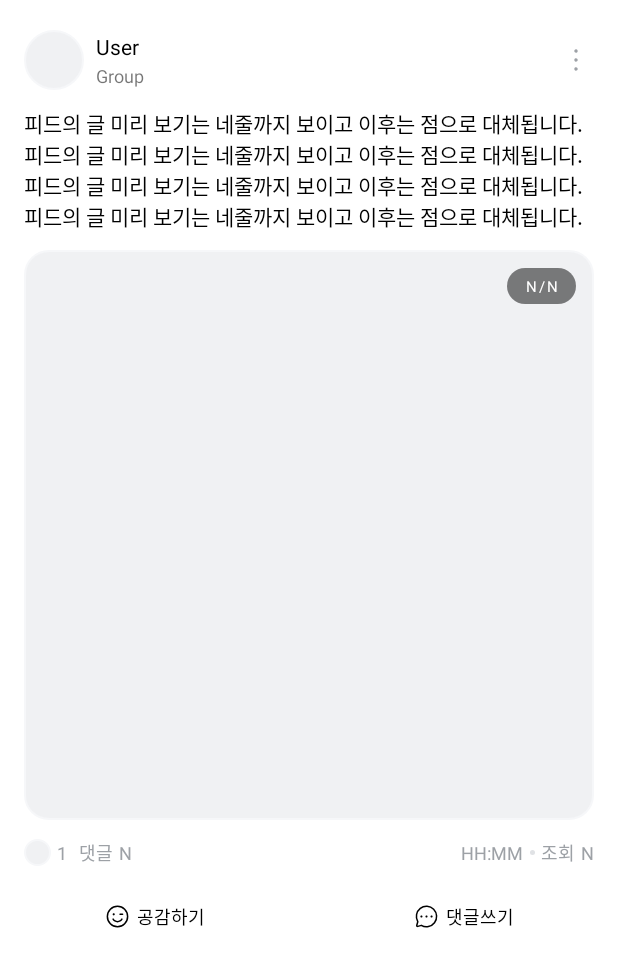
After one commit to dnd-side-project/dnd-8th-4-android, an Android app: the layout item_post.xml on its own in the app's theme, with its tools: preview values and no code run, on a phone screen of 412 x 824 dp. The commit adds this screen. Shown: the top 967 px of the screen. Run offline under Robolectric (Android 15) with nearby library versions, the phone set to English and light mode, and no system bars.

Commit message:
#16 [layout] 피드 아이템 레이아웃 생성

```diff
--- /dev/null
+++ b/app/src/main/res/drawable/ic_comment_write.xml
@@ -0,0 +1,22 @@
+<vector xmlns:android="http://schemas.android.com/apk/res/android"
+    android:width="18dp"
+    android:height="19dp"
+    android:viewportWidth="18"
+    android:viewportHeight="19">
+  <path
+      android:strokeWidth="1"
+      android:pathData="M3.192,12.945C2.355,11.532 2.062,9.862 2.369,8.248C2.675,6.635 3.56,5.189 4.858,4.181C6.155,3.174 7.775,2.675 9.415,2.777C11.054,2.88 12.599,3.578 13.761,4.739C14.922,5.901 15.62,7.446 15.723,9.085C15.825,10.725 15.326,12.345 14.319,13.642C13.312,14.94 11.865,15.825 10.252,16.132C8.638,16.438 6.968,16.145 5.555,15.308V15.308L3.22,15.969C3.125,15.997 3.023,15.998 2.927,15.974C2.83,15.949 2.742,15.899 2.672,15.828C2.601,15.758 2.551,15.67 2.526,15.573C2.502,15.477 2.503,15.375 2.531,15.28L3.192,12.945Z"
+      android:strokeLineJoin="round"
+      android:fillColor="#00000000"
+      android:strokeColor="#000000"
+      android:strokeLineCap="round"/>
+  <path
+      android:pathData="M9,10.203C9.388,10.203 9.703,9.888 9.703,9.5C9.703,9.112 9.388,8.797 9,8.797C8.612,8.797 8.297,9.112 8.297,9.5C8.297,9.888 8.612,10.203 9,10.203Z"
+      android:fillColor="#000000"/>
+  <path
+      android:pathData="M12.375,10.203C12.763,10.203 13.078,9.888 13.078,9.5C13.078,9.112 12.763,8.797 12.375,8.797C11.987,8.797 11.672,9.112 11.672,9.5C11.672,9.888 11.987,10.203 12.375,10.203Z"
+      android:fillColor="#000000"/>
+  <path
+      android:pathData="M5.625,10.203C6.013,10.203 6.328,9.888 6.328,9.5C6.328,9.112 6.013,8.797 5.625,8.797C5.237,8.797 4.922,9.112 4.922,9.5C4.922,9.888 5.237,10.203 5.625,10.203Z"
+      android:fillColor="#000000"/>
+</vector>
--- /dev/null
+++ b/app/src/main/res/drawable/ic_dots_three_vertical.xml
@@ -0,0 +1,9 @@
+<vector xmlns:android="http://schemas.android.com/apk/res/android"
+    android:width="24dp"
+    android:height="24dp"
+    android:viewportWidth="24"
+    android:viewportHeight="24">
+  <path
+      android:pathData="M13.125,12C13.125,12.222 13.059,12.44 12.935,12.625C12.812,12.81 12.636,12.954 12.431,13.039C12.225,13.125 11.999,13.147 11.781,13.103C11.562,13.06 11.362,12.953 11.205,12.795C11.047,12.638 10.94,12.438 10.897,12.219C10.853,12.001 10.875,11.775 10.961,11.569C11.046,11.364 11.19,11.188 11.375,11.065C11.56,10.941 11.778,10.875 12,10.875C12.298,10.875 12.585,10.993 12.795,11.205C13.007,11.415 13.125,11.702 13.125,12ZM12,7.125C12.222,7.125 12.44,7.059 12.625,6.935C12.81,6.812 12.954,6.636 13.039,6.431C13.125,6.225 13.147,5.999 13.103,5.781C13.06,5.562 12.953,5.362 12.795,5.205C12.638,5.047 12.438,4.94 12.219,4.897C12.001,4.853 11.775,4.875 11.569,4.961C11.364,5.046 11.188,5.19 11.065,5.375C10.941,5.56 10.875,5.778 10.875,6C10.875,6.298 10.993,6.585 11.205,6.795C11.415,7.006 11.702,7.125 12,7.125ZM12,16.875C11.778,16.875 11.56,16.941 11.375,17.065C11.19,17.188 11.046,17.364 10.961,17.569C10.875,17.775 10.853,18.001 10.897,18.219C10.94,18.438 11.047,18.638 11.205,18.795C11.362,18.953 11.562,19.06 11.781,19.103C11.999,19.147 12.225,19.125 12.431,19.039C12.636,18.954 12.812,18.81 12.935,18.625C13.059,18.44 13.125,18.222 13.125,18C13.125,17.702 13.007,17.416 12.795,17.205C12.585,16.993 12.298,16.875 12,16.875Z"
+      android:fillColor="#9DA1A6"/>
+</vector>
--- /dev/null
+++ b/app/src/main/res/drawable/ic_emotion.xml
@@ -0,0 +1,30 @@
+<vector xmlns:android="http://schemas.android.com/apk/res/android"
+    android:width="18dp"
+    android:height="19dp"
+    android:viewportWidth="18"
+    android:viewportHeight="19">
+  <path
+      android:strokeWidth="1"
+      android:pathData="M9,16.25C12.728,16.25 15.75,13.228 15.75,9.5C15.75,5.772 12.728,2.75 9,2.75C5.272,2.75 2.25,5.772 2.25,9.5C2.25,13.228 5.272,16.25 9,16.25Z"
+      android:strokeLineJoin="round"
+      android:fillColor="#00000000"
+      android:strokeColor="#000000"
+      android:strokeLineCap="round"/>
+  <path
+      android:pathData="M6.469,8.797C6.857,8.797 7.172,8.482 7.172,8.094C7.172,7.705 6.857,7.391 6.469,7.391C6.08,7.391 5.766,7.705 5.766,8.094C5.766,8.482 6.08,8.797 6.469,8.797Z"
+      android:fillColor="#000000"/>
+  <path
+      android:strokeWidth="1"
+      android:pathData="M10.688,8.094H12.375"
+      android:strokeLineJoin="round"
+      android:fillColor="#00000000"
+      android:strokeColor="#000000"
+      android:strokeLineCap="round"/>
+  <path
+      android:strokeWidth="1"
+      android:pathData="M11.925,11.188C11.628,11.7 11.201,12.125 10.688,12.421C10.175,12.716 9.593,12.872 9,12.872C8.408,12.872 7.826,12.716 7.313,12.421C6.799,12.125 6.373,11.7 6.075,11.188"
+      android:strokeLineJoin="round"
+      android:fillColor="#00000000"
+      android:strokeColor="#000000"
+      android:strokeLineCap="round"/>
+</vector>
--- /dev/null
+++ b/app/src/main/res/drawable/shape_80000000_radius_20.xml
@@ -0,0 +1,5 @@
+<?xml version="1.0" encoding="utf-8"?>
+<shape xmlns:android="http://schemas.android.com/apk/res/android">
+    <solid android:color="@color/color_80000000" />
+    <corners android:radius="20dp" />
+</shape>
--- /dev/null
+++ b/app/src/main/res/drawable/shape_e0e2e5_oval.xml
@@ -0,0 +1,5 @@
+<?xml version="1.0" encoding="utf-8"?>
+<shape xmlns:android="http://schemas.android.com/apk/res/android"
+    android:shape="oval">
+    <solid android:color="@color/color_e0e2e5" />
+</shape>
--- /dev/null
+++ b/app/src/main/res/drawable/shape_f0f1f3_oval_f6f7f9.xml
@@ -0,0 +1,8 @@
+<?xml version="1.0" encoding="utf-8"?>
+<shape xmlns:android="http://schemas.android.com/apk/res/android"
+    android:shape="oval">
+    <solid android:color="@color/color_f0f1f3" />
+    <stroke
+        android:width="1dp"
+        android:color="@color/color_f6f7f9" />
+</shape>
--- /dev/null
+++ b/app/src/main/res/layout/item_post.xml
@@ -0,0 +1,281 @@
+<?xml version="1.0" encoding="utf-8"?>
+<androidx.constraintlayout.widget.ConstraintLayout xmlns:android="http://schemas.android.com/apk/res/android"
+    xmlns:app="http://schemas.android.com/apk/res-auto"
+    xmlns:tools="http://schemas.android.com/tools"
+    android:layout_width="match_parent"
+    android:layout_height="wrap_content">
+
+    <androidx.constraintlayout.widget.ConstraintLayout
+        android:id="@+id/layout_post"
+        android:layout_width="match_parent"
+        android:layout_height="0dp"
+        android:paddingHorizontal="16dp"
+        app:layout_constraintTop_toTopOf="parent">
+
+        <ImageView
+            android:id="@+id/iv_friend_image"
+            android:layout_width="40dp"
+            android:layout_height="40dp"
+            android:layout_marginTop="20dp"
+            android:src="@drawable/shape_f0f1f3_oval_f6f7f9"
+            app:layout_constraintStart_toStartOf="parent"
+            app:layout_constraintTop_toTopOf="parent" />
+
+        <TextView
+            android:id="@+id/tv_friend_name"
+            style="@style/TextView.Title.14.Sb"
+            android:layout_width="wrap_content"
+            android:layout_height="wrap_content"
+            android:layout_marginStart="8dp"
+            android:textColor="@color/black"
+            app:layout_constraintBottom_toTopOf="@id/tv_friend_group"
+            app:layout_constraintStart_toEndOf="@id/iv_friend_image"
+            app:layout_constraintTop_toTopOf="@id/iv_friend_image"
+            tools:text="User" />
+
+        <TextView
+            android:id="@+id/tv_friend_group"
+            style="@style/TextView.Body.12.R"
+            android:layout_width="wrap_content"
+            android:layout_height="wrap_content"
+            app:layout_constraintBottom_toBottomOf="@+id/iv_friend_image"
+            app:layout_constraintStart_toStartOf="@id/tv_friend_name"
+            app:layout_constraintTop_toBottomOf="@+id/tv_friend_name"
+            tools:text="Group" />
+
+        <ImageView
+            android:layout_width="wrap_content"
+            android:layout_height="wrap_content"
+            android:src="@drawable/ic_dots_three_vertical"
+            app:layout_constraintBottom_toBottomOf="@id/iv_friend_image"
+            app:layout_constraintEnd_toEndOf="parent"
+            app:layout_constraintTop_toTopOf="@id/iv_friend_image" />
+
+        <TextView
+            android:id="@+id/tv_friend_post"
+            style="@style/TextView.Body.14.R"
+            android:layout_width="match_parent"
+            android:layout_height="wrap_content"
+            android:layout_marginTop="12dp"
+            android:ellipsize="end"
+            android:maxLines="4"
+            android:textColor="@color/black"
+            app:layout_constraintTop_toBottomOf="@id/iv_friend_image"
+            tools:text="피드의 글 미리 보기는 네줄까지 보이고 이후는 점으로 대체됩니다. 피드의 글 미리 보기는 네줄까지 보이고 이후는 점으로 대체됩니다. 피드의 글 미리 보기는 네줄까지 보이고 이후는 점으로 대체됩니다. 피드의 글 미리 보기는 네줄까지 보이고 이후는 점으로 대체됩니다." />
+
+        <ImageView
+            android:id="@+id/iv_friend_post_image"
+            android:layout_width="match_parent"
+            android:layout_height="wrap_content"
+            android:layout_marginTop="12dp"
+            android:adjustViewBounds="true"
+            android:src="@drawable/shape_f0f1f3_radius_16_f6f7f9"
+            app:layout_constraintTop_toBottomOf="@id/tv_friend_post" />
+
+        <ImageView
+            android:id="@+id/iv_post_image_count"
+            android:layout_width="46dp"
+            android:layout_height="24dp"
+            android:layout_margin="12dp"
+            android:src="@drawable/shape_80000000_radius_20"
+            app:layout_constraintEnd_toEndOf="parent"
+            app:layout_constraintTop_toTopOf="@id/iv_friend_post_image" />
+
+        <TextView
+            android:id="@+id/tv_post_image_count"
+            style="@style/TextView.Caption.10.R"
+            android:layout_width="wrap_content"
+            android:layout_height="wrap_content"
+            android:layout_marginEnd="1dp"
+            android:textColor="@color/white"
+            app:layout_constraintBottom_toBottomOf="@id/iv_post_image_count"
+            app:layout_constraintEnd_toStartOf="@id/tv_post_slash"
+            app:layout_constraintTop_toTopOf="@id/iv_post_image_count"
+            tools:text="N" />
+
+        <TextView
+            android:id="@+id/tv_post_slash"
+            style="@style/TextView.Caption.10.R"
+            android:layout_width="wrap_content"
+            android:layout_height="wrap_content"
+            android:textColor="@color/white"
+            app:layout_constraintEnd_toEndOf="@id/iv_post_image_count"
+            app:layout_constraintStart_toStartOf="@id/iv_post_image_count"
+            app:layout_constraintTop_toTopOf="@id/tv_post_image_count"
+            tools:text="/" />
+
+        <TextView
+            android:id="@+id/tv_post_image_all_count"
+            style="@style/TextView.Caption.10.R"
+            android:layout_width="wrap_content"
+            android:layout_height="wrap_content"
+            android:layout_marginStart="1dp"
+            android:textColor="@color/white"
+            app:layout_constraintStart_toEndOf="@id/tv_post_slash"
+            app:layout_constraintTop_toTopOf="@id/tv_post_image_count"
+            tools:text="N" />
+
+        <ImageView
+            android:id="@+id/iv_emotion"
+            android:layout_width="18dp"
+            android:layout_height="18dp"
+            android:layout_marginTop="12.5dp"
+            android:src="@drawable/shape_f0f1f3_oval_f6f7f9"
+            app:layout_constraintStart_toStartOf="parent"
+            app:layout_constraintTop_toBottomOf="@id/iv_friend_post_image" />
+
+        <TextView
+            android:id="@+id/tv_emotion_count"
+            style="@style/TextView.Body.12.R"
+            android:layout_width="wrap_content"
+            android:layout_height="wrap_content"
+            android:layout_marginStart="4dp"
+            android:textColor="@color/color_9da1a6"
+            app:layout_constraintBottom_toBottomOf="@id/iv_emotion"
+            app:layout_constraintStart_toEndOf="@id/iv_emotion"
+            app:layout_constraintTop_toTopOf="@id/iv_emotion"
+            tools:text="1" />
+
+        <TextView
+            android:id="@+id/tv_comment"
+            style="@style/TextView.Body.12.R"
+            android:layout_width="wrap_content"
+            android:layout_height="wrap_content"
+            android:layout_marginStart="8dp"
+            android:text="@string/home_item_post_comment"
+            android:textColor="@color/color_9da1a6"
+            app:layout_constraintStart_toEndOf="@id/tv_emotion_count"
+            app:layout_constraintTop_toTopOf="@id/iv_emotion" />
+
+        <TextView
+            android:id="@+id/tv_comment_count"
+            style="@style/TextView.Body.12.R"
+            android:layout_width="wrap_content"
+            android:layout_height="wrap_content"
+            android:layout_marginStart="4dp"
+            android:textColor="@color/color_9da1a6"
+            app:layout_constraintBottom_toBottomOf="@id/tv_comment"
+            app:layout_constraintStart_toEndOf="@id/tv_comment"
+            app:layout_constraintTop_toTopOf="@id/tv_comment"
+            tools:text="N" />
+
+        <TextView
+            android:id="@+id/tv_hit_count"
+            style="@style/TextView.Body.12.R"
+            android:layout_width="wrap_content"
+            android:layout_height="wrap_content"
+            android:textColor="@color/color_9da1a6"
+            app:layout_constraintEnd_toEndOf="parent"
+            app:layout_constraintTop_toTopOf="@id/tv_comment_count"
+            tools:text="N" />
+
+        <TextView
+            android:id="@+id/tv_hit"
+            style="@style/TextView.Body.12.R"
+            android:layout_width="wrap_content"
+            android:layout_height="wrap_content"
+            android:layout_marginEnd="4dp"
+            android:text="@string/home_item_post_hit"
+            android:textColor="@color/color_9da1a6"
+            app:layout_constraintEnd_toStartOf="@id/tv_hit_count"
+            app:layout_constraintTop_toTopOf="@id/tv_comment" />
+
+        <ImageView
+            android:id="@+id/iv_dot"
+            android:layout_width="3dp"
+            android:layout_height="3dp"
+            android:layout_marginEnd="4dp"
+            android:src="@drawable/shape_e0e2e5_oval"
+            app:layout_constraintBottom_toBottomOf="@id/tv_hit"
+            app:layout_constraintEnd_toStartOf="@id/tv_hit"
+            app:layout_constraintTop_toTopOf="@id/tv_hit" />
+
+        <TextView
+            android:id="@+id/tv_time"
+            style="@style/TextView.Body.12.R"
+            android:layout_width="wrap_content"
+            android:layout_height="wrap_content"
+            android:layout_marginEnd="4.5dp"
+            android:textColor="@color/color_9da1a6"
+            app:layout_constraintBottom_toBottomOf="@id/tv_hit"
+            app:layout_constraintEnd_toStartOf="@id/iv_dot"
+            app:layout_constraintTop_toTopOf="@id/tv_hit"
+            tools:text="HH:MM" />
+    </androidx.constraintlayout.widget.ConstraintLayout>
+
+    <androidx.constraintlayout.widget.ConstraintLayout
+        android:id="@+id/layout_emotion"
+        android:layout_width="0dp"
+        android:layout_height="43dp"
+        android:layout_marginTop="12dp"
+        app:layout_constraintEnd_toStartOf="@id/layout_comment_write"
+        app:layout_constraintStart_toStartOf="parent"
+        app:layout_constraintTop_toBottomOf="@id/layout_post">
+
+        <androidx.constraintlayout.widget.ConstraintLayout
+            android:layout_width="wrap_content"
+            android:layout_height="match_parent"
+            app:layout_constraintEnd_toEndOf="@id/layout_emotion"
+            app:layout_constraintStart_toStartOf="@id/layout_emotion">
+
+            <ImageView
+                android:id="@+id/iv_emotion_button"
+                android:layout_width="wrap_content"
+                android:layout_height="wrap_content"
+                android:src="@drawable/ic_emotion"
+                app:layout_constraintBottom_toBottomOf="@id/tv_emotion_button"
+                app:layout_constraintEnd_toStartOf="@id/tv_emotion_button"
+                app:layout_constraintTop_toTopOf="@id/tv_emotion_button" />
+
+            <TextView
+                android:id="@+id/tv_emotion_button"
+                style="@style/TextView.Body.12.R"
+                android:layout_width="wrap_content"
+                android:layout_height="wrap_content"
+                android:layout_marginStart="4dp"
+                android:text="@string/home_item_post_emotion_button"
+                android:textColor="@color/black"
+                app:layout_constraintBottom_toBottomOf="parent"
+                app:layout_constraintStart_toEndOf="@id/iv_emotion_button"
+                app:layout_constraintTop_toTopOf="parent" />
+        </androidx.constraintlayout.widget.ConstraintLayout>
+    </androidx.constraintlayout.widget.ConstraintLayout>
+
+    <androidx.constraintlayout.widget.ConstraintLayout
+        android:id="@+id/layout_comment_write"
+        android:layout_width="0dp"
+        android:layout_height="43dp"
+        android:layout_marginTop="12dp"
+        app:layout_constraintEnd_toEndOf="parent"
+        app:layout_constraintStart_toEndOf="@id/layout_emotion"
+        app:layout_constraintTop_toBottomOf="@id/layout_post">
+
+        <androidx.constraintlayout.widget.ConstraintLayout
+            android:layout_width="wrap_content"
+            android:layout_height="match_parent"
+            app:layout_constraintEnd_toEndOf="@id/layout_comment_write"
+            app:layout_constraintStart_toStartOf="@id/layout_comment_write">
+
+            <ImageView
+                android:id="@+id/iv_comment_write_button"
+                android:layout_width="wrap_content"
+                android:layout_height="wrap_content"
+                android:src="@drawable/ic_comment_write"
+                app:layout_constraintBottom_toBottomOf="@id/tv_comment_write_button"
+                app:layout_constraintEnd_toStartOf="@id/tv_comment_write_button"
+                app:layout_constraintTop_toTopOf="@id/tv_comment_write_button" />
+
+            <TextView
+                android:id="@+id/tv_comment_write_button"
+                style="@style/TextView.Body.12.R"
+                android:layout_width="wrap_content"
+                android:layout_height="wrap_content"
+                android:layout_marginStart="4dp"
+                android:text="@string/home_item_post_comment_write_button"
+                android:textColor="@color/black"
+                app:layout_constraintBottom_toBottomOf="parent"
+                app:layout_constraintStart_toEndOf="@id/iv_comment_write_button"
+                app:layout_constraintTop_toTopOf="parent" />
+        </androidx.constraintlayout.widget.ConstraintLayout>
+    </androidx.constraintlayout.widget.ConstraintLayout>
+</androidx.constraintlayout.widget.ConstraintLayout>
--- a/app/src/main/res/values/colors.xml
+++ b/app/src/main/res/values/colors.xml
@@ -25,4 +25,5 @@
 
     <color name="color_e0e2e5">#E0E2E5</color>
     <color name="color_f0f1f3">#F0F1F3</color>
+    <color name="color_80000000">#80000000</color>
 </resources>
--- a/app/src/main/res/values/strings.xml
+++ b/app/src/main/res/values/strings.xml
@@ -19,6 +19,10 @@
     <string name="home_my_group">내 그룹</string>
     <string name="home_recent_post">최신 글</string>
     <string name="home_all_my_group">전체보기</string>
+    <string name="home_item_post_comment">댓글</string>
+    <string name="home_item_post_hit">조회</string>
+    <string name="home_item_post_emotion_button">공감하기</string>
+    <string name="home_item_post_comment_write_button">댓글쓰기</string>
 
     <!-- bottomSheetFragment -->
     <string name="bottom_sheet_bookmark">북마크 하기</string>
@@ -31,4 +35,5 @@
     <string name="post_remove">삭제</string>
     <string name="post_remove_content">이 동작은 취소할 수 없으며 내 프로필, 내가 속한 그룹의 피드, 그리고 앱 검색 결과에서 삭제됩니다.</string>
     <string name="post_remove_title">게시물을 삭제하시겠어요?</string>
+
 </resources>
```
